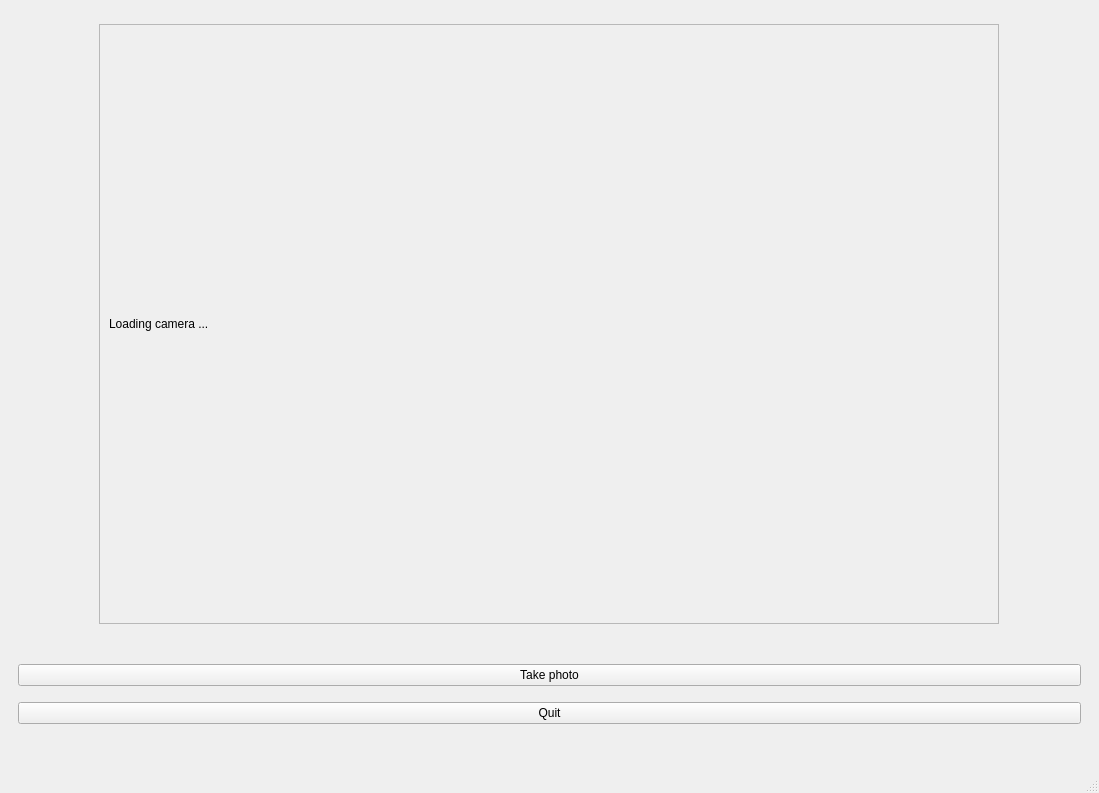
The window that MSI-plateformes/IHM-tests/ui/main.ui (RambokDev/MSI-plateformes) describes before a commit, drawn with Qt 5.
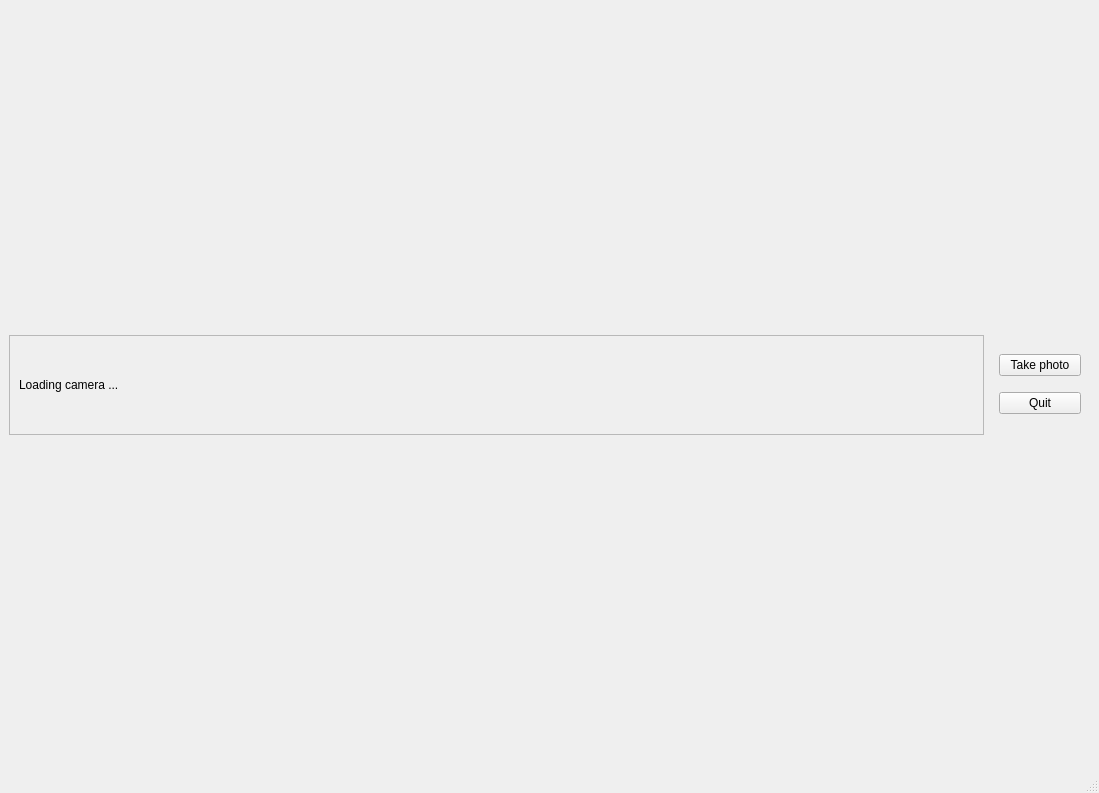
The same window after the commit.

Commit message: IHM-robot

The edit to the form file:
```diff
--- a/MSI-plateformes/IHM-tests/ui/main.ui
+++ b/MSI-plateformes/IHM-tests/ui/main.ui
@@ -21,8 +21,8 @@
        <widget class="QFrame" name="frame_2">
         <property name="maximumSize">
          <size>
-          <width>900</width>
-          <height>600</height>
+          <width>1385</width>
+          <height>1080</height>
          </size>
         </property>
         <property name="frameShape">
@@ -39,8 +39,8 @@
           <widget class="QLabel" name="image">
            <property name="maximumSize">
             <size>
-             <width>16777215</width>
-             <height>600</height>
+             <width>1385</width>
+             <height>1080</height>
             </size>
            </property>
            <property name="lineWidth">
@@ -57,13 +57,11 @@
         </layout>
        </widget>
       </item>
-     </layout>
-    </item>
     <item>
      <widget class="QFrame" name="frame">
       <property name="maximumSize">
        <size>
-        <width>16777215</width>
+          <width>100</width>
         <height>100</height>
        </size>
       </property>
@@ -93,6 +91,8 @@
        </item>
       </layout>
      </widget>
+      </item>
+     </layout>
     </item>
    </layout>
   </widget>
```
Lines whose indentation alone changed are shown as unchanged. The commit also changes 2 other files.
